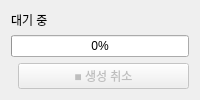
This is ui/generation/generation_section.ui in Donian-kor/4cut_LocalComic_Studio as Qt 5 draws it before an edit. The edited form follows.
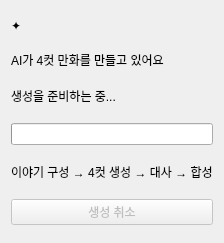
This is the edited form.

What changed in the file:
```diff
--- a/ui/generation/generation_section.ui
+++ b/ui/generation/generation_section.ui
@@ -3,12 +3,15 @@
  <class>GenerationSection</class>
  <widget class="QWidget" name="GenerationSection">
   <layout class="QVBoxLayout" name="verticalLayout">
-   <item><widget class="QLabel" name="statusLabel"><property name="text"><string>대기 중</string></property></widget></item>
-   <item><widget class="QProgressBar" name="progressBar"><property name="maximum"><number>4</number></property><property name="value"><number>0</number></property></widget></item>
-   <item><layout class="QHBoxLayout" name="actionLayout">
-    <item><spacer name="leftSpacer"><property name="orientation"><enum>Qt::Horizontal</enum></property><property name="sizeType"><enum>QSizePolicy::Expanding</enum></property></spacer></item>
-    <item><widget class="QPushButton" name="cancelButton"><property name="text"><string>■ 생성 취소</string></property><property name="enabled"><bool>false</bool></property></widget></item>
-   </layout></item>
+   <property name="spacing"><number>18</number></property>
+   <item><spacer name="topSpacer"><property name="orientation"><enum>Qt::Vertical</enum></property><property name="sizeType"><enum>QSizePolicy::Expanding</enum></property></spacer></item>
+   <item><widget class="QLabel" name="iconLabel"><property name="text"><string>✦</string></property></widget></item>
+   <item><widget class="QLabel" name="titleLabel"><property name="text"><string>AI가 4컷 만화를 만들고 있어요</string></property></widget></item>
+   <item><widget class="QLabel" name="statusLabel"><property name="text"><string>생성을 준비하는 중...</string></property></widget></item>
+   <item><widget class="QProgressBar" name="progressBar"><property name="maximum"><number>4</number></property><property name="value"><number>0</number></property><property name="textVisible"><bool>false</bool></property><property name="minimumHeight"><number>8</number></property></widget></item>
+   <item><widget class="QLabel" name="stepLabel"><property name="text"><string>이야기 구성 → 4컷 생성 → 대사 → 합성</string></property></widget></item>
+   <item><widget class="QPushButton" name="cancelButton"><property name="text"><string>생성 취소</string></property><property name="enabled"><bool>false</bool></property></widget></item>
+   <item><spacer name="bottomSpacer"><property name="orientation"><enum>Qt::Vertical</enum></property><property name="sizeType"><enum>QSizePolicy::Expanding</enum></property></spacer></item>
   </layout>
  </widget>
 </ui>
```
